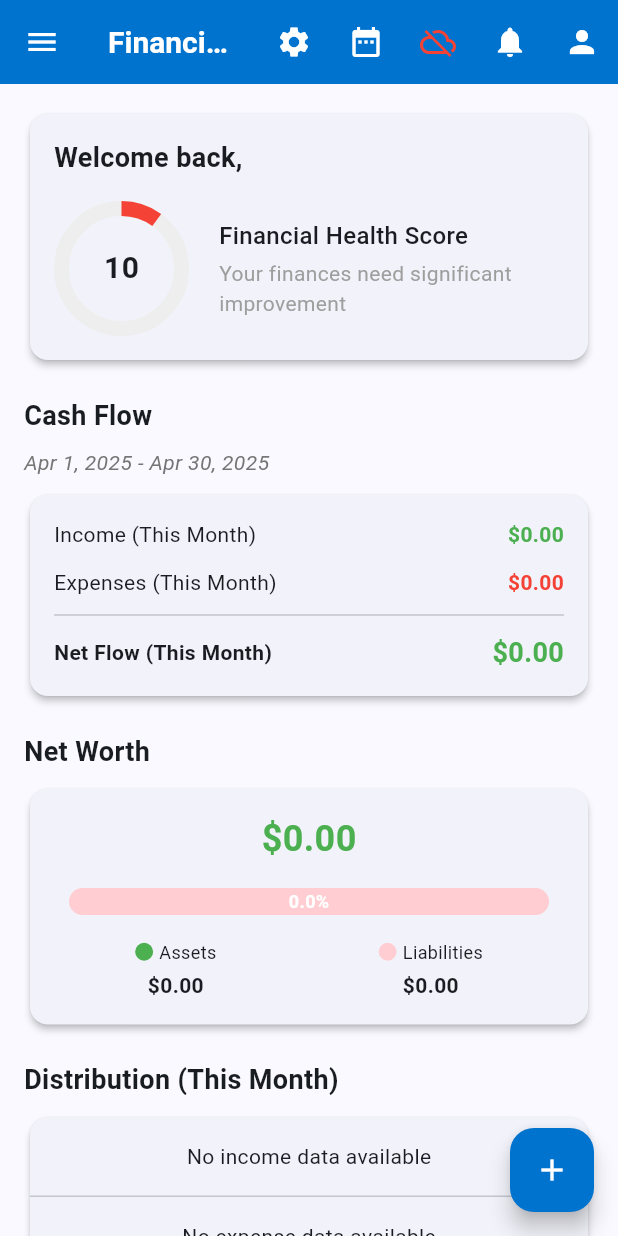
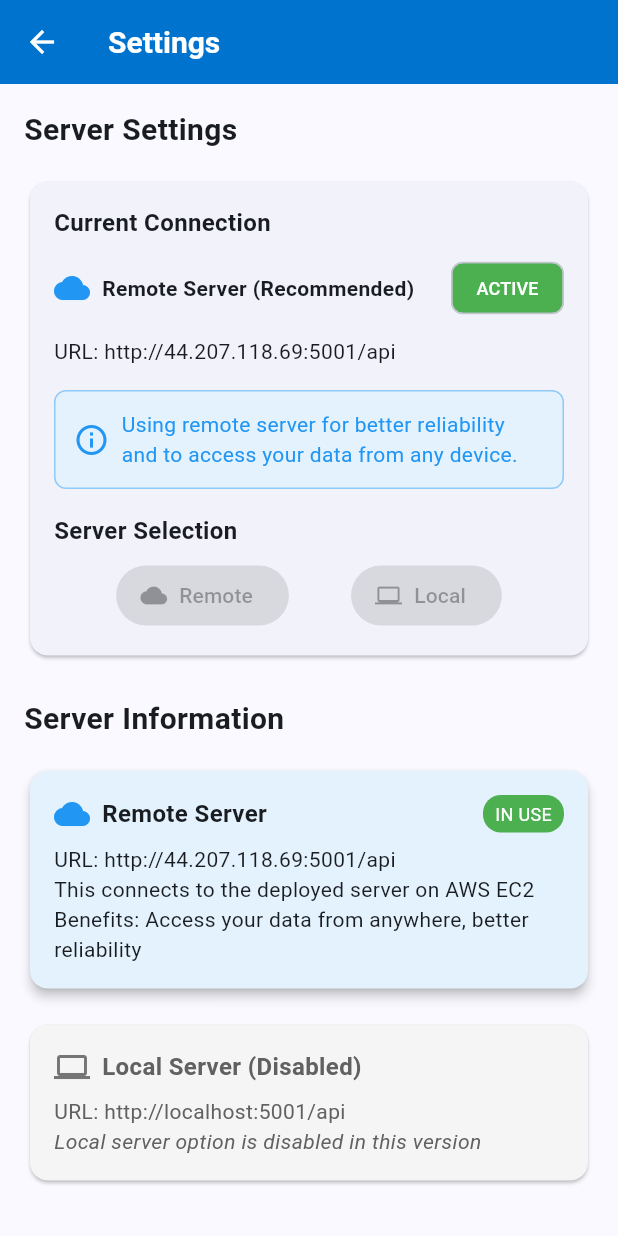
Before and after one commit to algowizzzz/fin_advisor, a Flutter app: the DashboardScreen screen opened by its route, after a tap on the "settings" icon, on a phone screen of 412 x 824 dp. Run offline on Flutter 3.47's test engine with Material 3 defaults, Android fonts, the phone set to English and light mode, and no system bars; drawn by our look-alikes of percent_indicator; our stand-ins replace fl_chart, google_fonts, image_picker, shared_preferences; accounts and stored records are empty; network calls fail.

Commit message:
Updated app to use remote server by default. Disabled local server option and improved UI to clearly show remote server connection.

```diff
--- a/lib/main.dart
+++ b/lib/main.dart
@@ -17,14 +17,23 @@ import 'screens/goals_screen.dart';
 import 'screens/goal_form_screen.dart';
 import 'screens/onboarding_screen.dart';
 import 'screens/profile_screen.dart';
+import 'screens/settings_screen.dart';
 import 'services/api_service.dart';
+import 'services/update_api_url.dart';
 
 void main() async {
   WidgetsFlutterBinding.ensureInitialized();
 
-  // Try to discover backend port on startup
-  final apiService = ApiService();
-  await apiService.discoverBackendPort();
+  // Always use the remote server URL
+  print('Setting up remote server connection...');
+
+  // Set the API URL to the remote server
+  await ApiUrlUpdater.setRemoteServer();
+
+  // Print the current URL for verification
+  final currentUrl = await ApiUrlUpdater.getCurrentUrl();
+  print('Connected to remote server API at: $currentUrl');
+  print('Remote server: ${ApiUrlUpdater.remoteUrl}');
 
   runApp(const MyApp());
 }
@@ -83,6 +92,7 @@ class MyApp extends StatelessWidget {
             token: '',
           ),
           '/profile': (context) => const ProfileScreen(),
+          '/settings': (context) => const SettingsScreen(),
           '/income': (context) => const IncomeScreen(),
           '/add-income': (context) => const IncomeFormScreen(),
           '/edit-income': (context) => IncomeFormScreen(income: ModalRoute.of(context)?.settings.arguments as dynamic),
--- a/lib/screens/dashboard_screen.dart
+++ b/lib/screens/dashboard_screen.dart
@@ -147,9 +147,30 @@ class _DashboardScreenState extends State<DashboardScreen> {
           mainAxisSize: MainAxisSize.min,
           crossAxisAlignment: CrossAxisAlignment.start,
           children: [
-            _buildStatusRow('Backend', _isConnected),
-            _buildStatusRow('Database', _isDatabaseConnected),
+            _buildStatusRow('Remote Server', _isConnected),
+            _buildStatusRow('MongoDB Database', _isDatabaseConnected),
             _buildStatusRow('Authentication', _isAuthenticated),
+            const SizedBox(height: 16),
+            Container(
+              padding: const EdgeInsets.all(8),
+              decoration: BoxDecoration(
+                color: Colors.blue.shade50,
+                borderRadius: BorderRadius.circular(4),
+                border: Border.all(color: Colors.blue.shade200),
+              ),
+              child: Row(
+                children: [
+                  const Icon(Icons.info_outline, color: Colors.blue),
+                  const SizedBox(width: 8),
+                  const Expanded(
+                    child: Text(
+                      'Connected to remote server at 44.207.118.69',
+                      style: TextStyle(fontSize: 12, color: Colors.blue),
+                    ),
+                  ),
+                ],
+              ),
+            ),
           ],
         ),
         actions: [
@@ -616,8 +637,8 @@ class _DashboardScreenState extends State<DashboardScreen> {
                 : Colors.red,
             tooltip: _isConnected
                 ? _isDatabaseConnected
-                    ? 'Connected to database'
-                    : 'Backend connected, database offline'
+                    ? 'Connected to remote server'
+                    : 'Remote server connected, database offline'
                 : 'Offline mode',
             onPressed: () {
               _showConnectionStatus(context);
--- /dev/null
+++ b/lib/screens/settings_screen.dart
@@ -0,0 +1,308 @@
+import 'package:flutter/material.dart';
+import '../services/update_api_url.dart';
+
+class SettingsScreen extends StatefulWidget {
+  const SettingsScreen({Key? key}) : super(key: key);
+
+  @override
+  State<SettingsScreen> createState() => _SettingsScreenState();
+}
+
+class _SettingsScreenState extends State<SettingsScreen> {
+  String _currentUrl = '';
+  bool _isLoading = false;
+
+  @override
+  void initState() {
+    super.initState();
+    _loadCurrentUrl();
+  }
+
+  Future<void> _loadCurrentUrl() async {
+    setState(() {
+      _isLoading = true;
+    });
+
+    try {
+      final url = await ApiUrlUpdater.getCurrentUrl();
+      setState(() {
+        _currentUrl = url;
+      });
+    } catch (e) {
+      ScaffoldMessenger.of(context).showSnackBar(
+        SnackBar(content: Text('Error loading URL: $e')),
+      );
+    } finally {
+      setState(() {
+        _isLoading = false;
+      });
+    }
+  }
+
+  Future<void> _setRemoteServer() async {
+    setState(() {
+      _isLoading = true;
+    });
+
+    try {
+      final success = await ApiUrlUpdater.setRemoteServer();
+      if (success) {
+        await _loadCurrentUrl();
+        if (mounted) {
+          ScaffoldMessenger.of(context).showSnackBar(
+            const SnackBar(content: Text('Connected to remote server')),
+          );
+        }
+      }
+    } catch (e) {
+      if (mounted) {
+        ScaffoldMessenger.of(context).showSnackBar(
+          SnackBar(content: Text('Error setting remote server: $e')),
+        );
+      }
+    } finally {
+      setState(() {
+        _isLoading = false;
+      });
+    }
+  }
+
+  Future<void> _setLocalServer() async {
+    setState(() {
+      _isLoading = true;
+    });
+
+    try {
+      final success = await ApiUrlUpdater.setLocalServer();
+      if (success) {
+        await _loadCurrentUrl();
+        if (mounted) {
+          ScaffoldMessenger.of(context).showSnackBar(
+            const SnackBar(content: Text('Connected to local server')),
+          );
+        }
+      }
+    } catch (e) {
+      if (mounted) {
+        ScaffoldMessenger.of(context).showSnackBar(
+          SnackBar(content: Text('Error setting local server: $e')),
+        );
+      }
+    } finally {
+      setState(() {
+        _isLoading = false;
+      });
+    }
+  }
+
+  @override
+  Widget build(BuildContext context) {
+    final isRemoteServer = _currentUrl.contains('44.207.118.69');
+
+    return Scaffold(
+      appBar: AppBar(
+        title: const Text('Settings'),
+      ),
+      body: _isLoading
+          ? const Center(child: CircularProgressIndicator())
+          : Padding(
+              padding: const EdgeInsets.all(16.0),
+              child: Column(
+                crossAxisAlignment: CrossAxisAlignment.start,
+                children: [
+                  const Text(
+                    'Server Settings',
+                    style: TextStyle(fontSize: 20, fontWeight: FontWeight.bold),
+                  ),
+                  const SizedBox(height: 16),
+
+                  // Current connection info
+                  Card(
+                    child: Padding(
+                      padding: const EdgeInsets.all(16.0),
+                      child: Column(
+                        crossAxisAlignment: CrossAxisAlignment.start,
+                        children: [
+                          const Text(
+                            'Current Connection',
+                            style: TextStyle(fontSize: 16, fontWeight: FontWeight.bold),
+                          ),
+                          const SizedBox(height: 8),
+                          Row(
+                            children: [
+                              Icon(
+                                isRemoteServer ? Icons.cloud : Icons.computer,
+                                color: isRemoteServer ? Colors.blue : Colors.green,
+                              ),
+                              const SizedBox(width: 8),
+                              Expanded(
+                                child: Text(
+                                  isRemoteServer ? 'Remote Server (Recommended)' : 'Local Server',
+                                  style: const TextStyle(fontWeight: FontWeight.bold),
+                                ),
+                              ),
+                              if (isRemoteServer)
+                                const Chip(
+                                  label: Text('ACTIVE'),
+                                  backgroundColor: Colors.green,
+                                  labelStyle: TextStyle(color: Colors.white, fontSize: 12),
+                                ),
+                            ],
+                          ),
+                          const SizedBox(height: 8),
+                          Text('URL: $_currentUrl'),
+                          const SizedBox(height: 16),
+
+                          if (isRemoteServer)
+                            Container(
+                              padding: const EdgeInsets.all(12),
+                              decoration: BoxDecoration(
+                                color: Colors.blue.shade50,
+                                borderRadius: BorderRadius.circular(8),
+                                border: Border.all(color: Colors.blue.shade200),
+                              ),
+                              child: Row(
+                                children: [
+                                  const Icon(Icons.info_outline, color: Colors.blue),
+                                  const SizedBox(width: 8),
+                                  const Expanded(
+                                    child: Text(
+                                      'Using remote server for better reliability and to access your data from any device.',
+                                      style: TextStyle(color: Colors.blue),
+                                    ),
+                                  ),
+                                ],
+                              ),
+                            ),
+
+                          const SizedBox(height: 16),
+
+                          // Server selection
+                          const Text(
+                            'Server Selection',
+                            style: TextStyle(fontSize: 16, fontWeight: FontWeight.bold),
+                          ),
+                          const SizedBox(height: 8),
+                          Row(
+                            mainAxisAlignment: MainAxisAlignment.spaceEvenly,
+                            children: [
+                              ElevatedButton.icon(
+                                onPressed: isRemoteServer ? null : _setRemoteServer,
+                                icon: const Icon(Icons.cloud),
+                                label: const Text('Remote'),
+                                style: ElevatedButton.styleFrom(
+                                  backgroundColor: isRemoteServer ? Colors.blue.shade300 : null,
+                                  foregroundColor: Colors.white,
+                                ),
+                              ),
+                              // Local server option - disabled with an explanation tooltip
+                              Tooltip(
+                                message: 'Local server option is disabled in this version',
+                                child: ElevatedButton.icon(
+                                  onPressed: null, // Always disabled
+                                  icon: const Icon(Icons.computer),
+                                  label: const Text('Local'),
+                                  style: ElevatedButton.styleFrom(
+                                    backgroundColor: Colors.grey.shade300,
+                                    foregroundColor: Colors.grey.shade700,
+                                  ),
+                                ),
+                              ),
+                            ],
+                          ),
+                        ],
+                      ),
+                    ),
+                  ),
+
+                  const SizedBox(height: 24),
+                  const Text(
+                    'Server Information',
+                    style: TextStyle(fontSize: 20, fontWeight: FontWeight.bold),
+                  ),
+                  const SizedBox(height: 16),
+
+                  // Remote server info
+                  Card(
+                    elevation: isRemoteServer ? 3 : 1,
+                    color: isRemoteServer ? Colors.blue.shade50 : null,
+                    child: Padding(
+                      padding: const EdgeInsets.all(16.0),
+                      child: Column(
+                        crossAxisAlignment: CrossAxisAlignment.start,
+                        children: [
+                          Row(
+                            children: [
+                              const Icon(Icons.cloud, color: Colors.blue),
+                              const SizedBox(width: 8),
+                              const Text(
+                                'Remote Server',
+                                style: TextStyle(fontSize: 16, fontWeight: FontWeight.bold),
+                              ),
+                              const Spacer(),
+                              if (isRemoteServer)
+                                Container(
+                                  padding: const EdgeInsets.symmetric(horizontal: 8, vertical: 4),
+                                  decoration: BoxDecoration(
+                                    color: Colors.green,
+                                    borderRadius: BorderRadius.circular(12),
+                                  ),
+                                  child: const Text(
+                                    'IN USE',
+                                    style: TextStyle(color: Colors.white, fontSize: 12),
+                                  ),
+                                ),
+                            ],
+                          ),
+                          const SizedBox(height: 8),
+                          const Text('URL: http://44.207.118.69:5001/api'),
+                          const Text('This connects to the deployed server on AWS EC2'),
+                          const Text('Benefits: Access your data from anywhere, better reliability'),
+                        ],
+                      ),
+                    ),
+                  ),
+
+                  const SizedBox(height: 16),
+
+                  // Local server info
+                  Card(
+                    color: Colors.grey.shade100,
+                    child: Padding(
+                      padding: const EdgeInsets.all(16.0),
+                      child: Column(
+                        crossAxisAlignment: CrossAxisAlignment.start,
+                        children: [
+                          Row(
+                            children: [
+                              Icon(Icons.computer, color: Colors.grey.shade600),
+                              const SizedBox(width: 8),
+                              Text(
+                                'Local Server (Disabled)',
+                                style: TextStyle(
+                                  fontSize: 16,
+                                  fontWeight: FontWeight.bold,
+                                  color: Colors.grey.shade700,
+                                ),
+                              ),
+                            ],
+                          ),
+                          const SizedBox(height: 8),
+                          Text(
+                            'URL: http://localhost:5001/api',
+                            style: TextStyle(color: Colors.grey.shade700),
+                          ),
+                          Text(
+                            'Local server option is disabled in this version',
+                            style: TextStyle(color: Colors.grey.shade700, fontStyle: FontStyle.italic),
+                          ),
+                        ],
+                      ),
+                    ),
+                  ),
+                ],
+              ),
+            ),
+    );
+  }
+}
--- /dev/null
+++ b/lib/services/update_api_url.dart
@@ -0,0 +1,78 @@
+import 'package:shared_preferences/shared_preferences.dart';
+import 'api_service.dart';
+
+class ApiUrlUpdater {
+  static const String _baseUrlKey = 'api_base_url';
+  static const String _remoteServerKey = 'use_remote_server';
+  static const String _remoteUrl = 'http://44.207.118.69:5001/api';
+  static const String _localUrl = 'http://localhost:5001/api';
+
+  /// Sets the API URL to the remote server
+  static Future<bool> setRemoteServer() async {
+    try {
+      // Update in SharedPreferences
+      final prefs = await SharedPreferences.getInstance();
+      await prefs.setString(_baseUrlKey, _remoteUrl);
+      await prefs.setBool(_remoteServerKey, true);
+
+      // Update in ApiService
+      final apiService = ApiService();
+      await apiService.setBaseUrl(_remoteUrl);
+
+      print('API URL updated to remote server: $_remoteUrl');
+      return true;
+    } catch (e) {
+      print('Error updating API URL: $e');
+      return false;
+    }
+  }
+
+  /// Sets the API URL back to localhost
+  static Future<bool> setLocalServer() async {
+    try {
+      // Update in SharedPreferences
+      final prefs = await SharedPreferences.getInstance();
+      await prefs.setString(_baseUrlKey, _localUrl);
+      await prefs.setBool(_remoteServerKey, false);
+
+      // Update in ApiService
+      final apiService = ApiService();
+      await apiService.setBaseUrl(_localUrl);
+
+      print('API URL reset to local server: $_localUrl');
+      return true;
+    } catch (e) {
+      print('Error updating API URL: $e');
+      return false;
+    }
+  }
+
+  /// Gets the current API URL
+  static Future<String> getCurrentUrl() async {
+    try {
+      final apiService = ApiService();
+      final url = await apiService.baseUrl;
+      return url;
+    } catch (e) {
+      print('Error getting current API URL: $e');
+      return '';
+    }
+  }
+
+  /// Checks if the remote server is currently enabled
+  static Future<bool> isRemoteServerEnabled() async {
+    try {
+      final prefs = await SharedPreferences.getInstance();
+      return prefs.getBool(_remoteServerKey) ?? false;
+    } catch (e) {
+      print('Error checking if remote server is enabled: $e');
+      return false;
+    }
+  }
+
+  /// Returns the remote server URL constant
+  static String get remoteUrl => _remoteUrl;
+
+  /// Returns the local server URL constant
+  static String get localUrl => _localUrl;
+}
```
